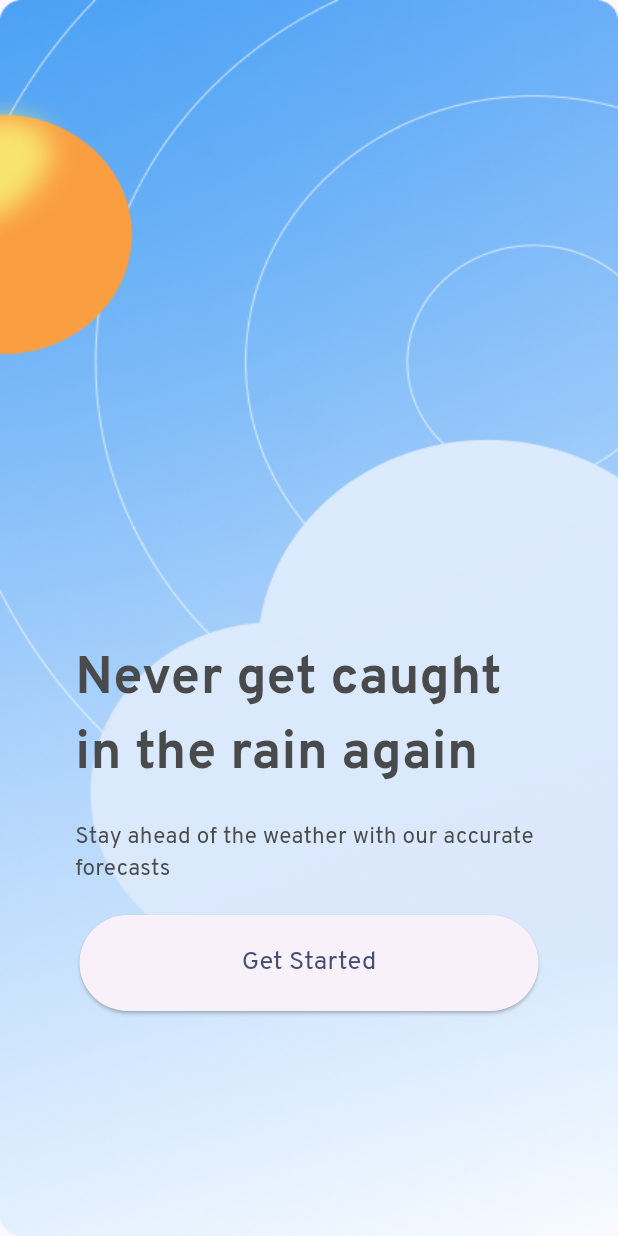
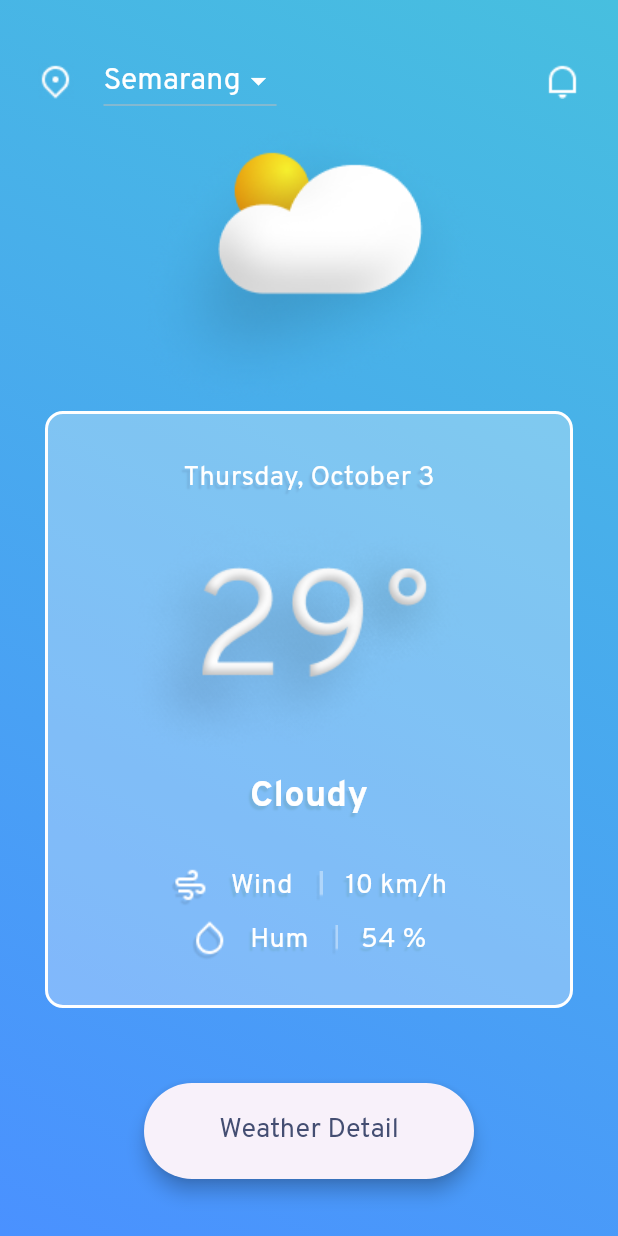
Before and after one commit to setyoai/weather_app, a Flutter app: the screen it shows after launch, on a phone screen of 412 x 824 dp. Run offline on Flutter 3.47's test engine with Material 3 defaults, Android fonts, the phone set to English and light mode, and no system bars.

Commit message:
Add Home Screen

```diff
--- /dev/null
+++ b/lib/home_screen.dart
@@ -0,0 +1,187 @@
+import 'package:flutter/material.dart';
+import 'package:intl/intl.dart';
+
+const List<String> city = <String>[
+  'Semarang',
+  'Surabaya',
+  'Jakarta',
+  'Bandung'
+];
+
+final now = DateTime.now();
+
+class HomeScreen extends StatelessWidget {
+  const HomeScreen({super.key});
+
+  @override
+  Widget build(BuildContext context) {
+    const textStyle = TextStyle(
+      shadows: [
+        Shadow(
+            blurRadius: 1.0, // shadow blur
+            color: Color(0xff74B1DE), // shadow color
+            offset: Offset(-2.0, 3.0))
+      ], // how much shadow will be shown
+      fontFamily: 'Overpass',
+      fontSize: 18.0,
+      fontWeight: FontWeight.w400,
+      color: Colors.white,
+    );
+    return Scaffold(
+      body: SafeArea(
+        child: Container(
+          decoration: const BoxDecoration(
+              gradient: LinearGradient(
+                  begin: Alignment.topRight,
+                  end: Alignment.bottomLeft,
+                  colors: [
+                Color(0xff47BFDF),
+                Color(0xff4A91FF),
+              ])),
+          child: Column(children: <Widget>[
+            Padding(
+              padding:
+                  const EdgeInsets.only(top: 30.0, left: 25.0, right: 25.0),
+              child: Row(
+                mainAxisAlignment: MainAxisAlignment.spaceBetween,
+                children: <Widget>[
+                  Row(
+                    children: <Widget>[
+                      Image.asset('images/map.png'),
+                      const SizedBox(width: 20.0),
+                      const DropdownButtonCity(),
+                    ],
+                  ),
+                  Image.asset('images/notif.png'),
+                ],
+              ),
+            ),
+            Image.asset('images/cloud.png'),
+            Padding(
+              padding: const EdgeInsets.only(left: 30.0, right: 30.0),
+              child: Container(
+                decoration: BoxDecoration(
+                  color: Colors.white.withOpacity(0.3),
+                  border: Border.all(color: Colors.white, width: 2),
+                  borderRadius: BorderRadius.circular(12),
+                ),
+                child: Padding(
+                  padding: const EdgeInsets.only(top: 30.0, bottom: 30.0),
+                  child: Column(children: <Widget>[
+                    Text(style: textStyle, DateFormat('MMMMEEEEd').format(now)),
+                    Image.asset('images/temperature_number.png'),
+                    const Text(
+                      'Cloudy',
+                      style: TextStyle(
+                        shadows: [
+                          Shadow(
+                              blurRadius: 1.0, // shadow blur
+                              color: Color(0xff74B1DE), // shadow color
+                              offset: Offset(-2.0, 3.0))
+                        ],
+                        fontFamily: 'Overpass',
+                        fontSize: 24.0,
+                        fontWeight: FontWeight.w700,
+                        color: Colors.white,
+                      ),
+                    ),
+                    const SizedBox(height: 30.0),
+                    Column(children: <Widget>[
+                      Row(
+                          mainAxisAlignment: MainAxisAlignment.center,
+                          children: <Widget>[
+                            Image.asset('images/windy.png'),
+                            const SizedBox(width: 15.0),
+                            const Text(
+                              'Wind',
+                              style: textStyle,
+                            ),
+                            const SizedBox(width: 15.0),
+                            Image.asset('images/line.png'),
+                            const SizedBox(width: 15.0),
+                            const Text(
+                              '10 km/h',
+                              style: textStyle,
+                            ),
+                          ]),
+                      const SizedBox(height: 10.0),
+                      Row(
+                          mainAxisAlignment: MainAxisAlignment.center,
+                          children: <Widget>[
+                            Image.asset('images/hum.png'),
+                            const SizedBox(width: 15.0),
+                            const Text(
+                              'Hum',
+                              style: textStyle,
+                            ),
+                            const SizedBox(width: 15.0),
+                            Image.asset('images/line.png'),
+                            const SizedBox(width: 15.0),
+                            const Text(
+                              '54 %',
+                              style: textStyle,
+                            ),
+                          ])
+                    ]),
+                  ]),
+                ),
+              ),
+            ),
+            const SizedBox(height: 50.0),
+            ElevatedButton(
+              style: ButtonStyle(
+                  elevation: const WidgetStatePropertyAll(5),
+                  fixedSize:
+                      WidgetStateProperty.all<Size>(const Size(220, 64))),
+              child: const Text(
+                  style: TextStyle(
+                      fontFamily: 'Overpass',
+                      fontSize: 18,
+                      fontWeight: FontWeight.w400,
+                      color: Color(0xFF444E72)),
+                  'Weather Detail'),
+              onPressed: () {},
+            )
+          ]),
+        ),
+      ),
+    );
+  }
+}
+
+class DropdownButtonCity extends StatefulWidget {
+  const DropdownButtonCity({super.key});
+  @override
+  State<DropdownButtonCity> createState() => _DropdownButtonCityState();
+}
+
+class _DropdownButtonCityState extends State<DropdownButtonCity> {
+  String dropdownValue = city.first;
+
+  @override
+  Widget build(BuildContext context) {
+    return DropdownButton<String>(
+      dropdownColor: const Color(0xff47BFDF),
+      value: dropdownValue,
+      style: const TextStyle(
+          fontFamily: 'Overpass',
+          fontSize: 20,
+          fontWeight: FontWeight.w400,
+          color: Colors.white),
+      icon: const Icon(color: Colors.white, Icons.arrow_drop_down),
+      // elevation: 2,
+      onChanged: (String? value) {
+        // This is called when the user selects an item.
+        setState(() {
+          dropdownValue = value!;
+        });
+      },
+      items: city.map<DropdownMenuItem<String>>((String value) {
+        return DropdownMenuItem(
+          value: value,
+          child: Text(value),
+        );
+      }).toList(),
+    );
+  }
+}
--- a/lib/main.dart
+++ b/lib/main.dart
@@ -1,4 +1,5 @@
 import 'package:flutter/material.dart';
+import 'package:weather_app/home_screen.dart';
 import 'package:weather_app/onboard_screen.dart';
 
 void main() {
@@ -16,7 +17,7 @@ class MyApp extends StatelessWidget {
         colorScheme: ColorScheme.fromSeed(seedColor: Colors.deepPurple),
         useMaterial3: true,
       ),
-      home: const OnboardScreen(),
+      home: const HomeScreen(),
     );
   }
 }
--- a/lib/onboard_screen.dart
+++ b/lib/onboard_screen.dart
@@ -10,9 +10,8 @@ class OnboardScreen extends StatelessWidget {
         decoration: const BoxDecoration(
             image: DecorationImage(
                 image: AssetImage('images/onboard.png'), fit: BoxFit.fill)),
-        child: Container(
-          margin: const EdgeInsets.only(right: 50, left: 50.0, bottom: 150.0),
-          alignment: Alignment.center,
+        child: Padding(
+          padding: const EdgeInsets.only(right: 50, left: 50.0, bottom: 150.0),
           child: Column(
               mainAxisAlignment: MainAxisAlignment.end,
               children: <Widget>[
--- a/pubspec.yaml
+++ b/pubspec.yaml
@@ -30,7 +30,8 @@ environment:
 dependencies:
   flutter:
     sdk: flutter
-
+  intl: ^0.19.0
+  weather: ^3.1.1
 
   # The following adds the Cupertino Icons font to your application.
   # Use with the CupertinoIcons class for iOS style icons.
```
Also changed, not shown: fonts/Overpass-ExtraBold.ttf (deleted), images/cloud.png (added), images/hum.png (added), images/line.png (added), images/map.png (added), images/museum-geologi.jpg (deleted), images/notif.png (added), images/temperature_number.png (added), images/vector.png (added), images/windy.png (added), pubspec.lock.
